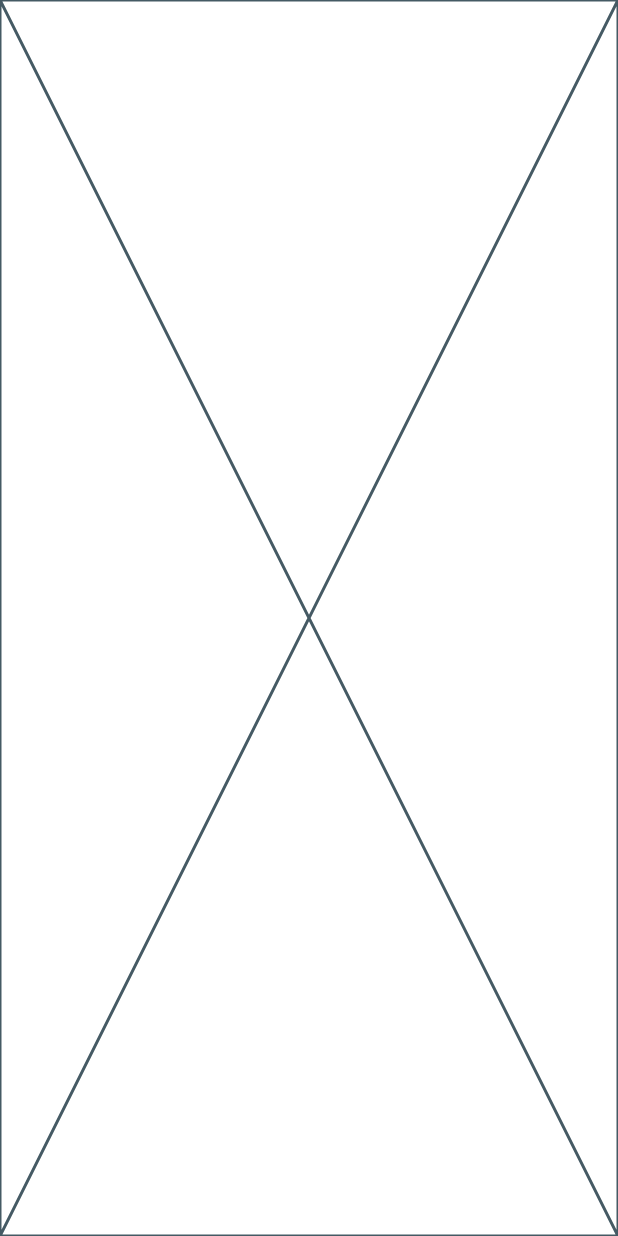
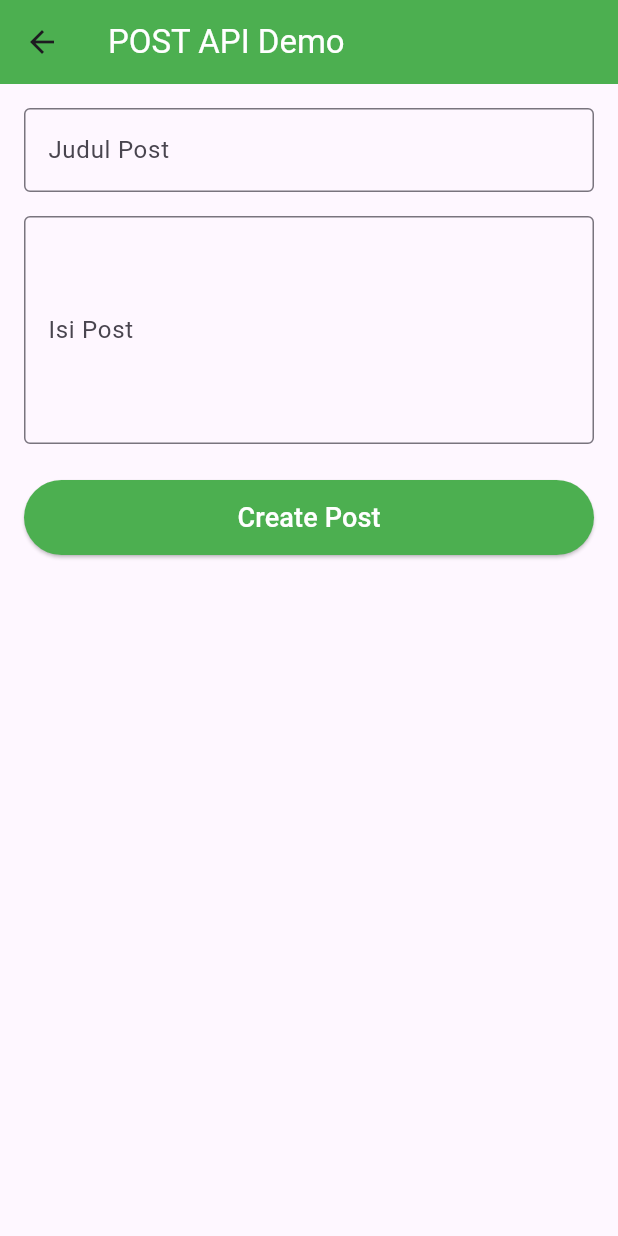
Before and after one commit to AstriaLfy/REST-API-Flutter-Demo, a Flutter app: the screen it shows after launch, after a tap on "POST", on a phone screen of 412 x 824 dp. Run offline on Flutter 3.47's test engine with Material 3 defaults, Android fonts, the phone set to English and light mode, and no system bars.

Commit message:
POST DONE

```diff
--- /dev/null
+++ b/lib/models/post_model.dart
@@ -0,0 +1,38 @@
+// lib/models/post_model.dart
+import 'dart:convert';
+
+// Fungsi helper untuk mengonversi JSON string ke Post object
+Post postFromJson(String str) => Post.fromJson(json.decode(str));
+
+// Fungsi helper untuk mengonversi Post object ke JSON string
+String postToJson(Post data) => json.encode(data.toJson());
+
+class Post {
+  final int? userId; // userID bisa null jika belum diketahui
+  final int? id;     // ID biasanya di-generate oleh server, jadi bisa null saat POST
+  final String title;
+  final String body;
+
+  Post({
+    this.userId, // userId opsional saat POST, tapi ada di response
+    this.id,     // id opsional saat POST, tapi ada di response
+    required this.title,
+    required this.body,
+  });
+
+  // Factory constructor untuk membuat objek Post dari Map (JSON)
+  factory Post.fromJson(Map<String, dynamic> json) => Post(
+    userId: json["userId"],
+    id: json["id"],
+    title: json["title"],
+    body: json["body"],
+  );
+
+  // Metode untuk mengubah objek Post menjadi Map (untuk dikirim sebagai JSON)
+  Map<String, dynamic> toJson() => {
+    "userId": userId,
+    "id": id, // ID biasanya tidak dikirim saat POST, tapi disertakan di sini jika ada
+    "title": title,
+    "body": body,
+  };
+}
--- a/lib/pages/home.dart
+++ b/lib/pages/home.dart
@@ -25,7 +25,7 @@ class Homepage extends StatelessWidget {
           APIButton(
             title: "POST",
             onPressed: () {
-              Navigator.push(context, MaterialPageRoute(builder: (context) => const postAPI()));
+              Navigator.push(context, MaterialPageRoute(builder: (context) => const PostApiPage()));
             },
             color: Colors.green,
           ),
--- a/lib/pages/postAPI.dart
+++ b/lib/pages/postAPI.dart
@@ -1,15 +1,136 @@
 import 'package:flutter/material.dart';
+import 'package:http/http.dart' as http;
+import 'dart:convert'; // Untuk jsonEncode dan jsonDecode
+import '../models/post_model.dart'; // Import model Post kita
 
-class postAPI extends StatefulWidget {
-  const postAPI({super.key});
+class PostApiPage extends StatefulWidget {
+  const PostApiPage({super.key});
 
   @override
-  State<postAPI> createState() => _postAPIState();
+  State<PostApiPage> createState() => _PostApiPageState();
 }
 
-class _postAPIState extends State<postAPI> {
+class _PostApiPageState extends State<PostApiPage> {
+  final TextEditingController _titleController = TextEditingController();
+  final TextEditingController _bodyController = TextEditingController();
+  bool _isLoading = false;
+  String _responseMessage = ''; // Untuk menampilkan pesan respons
+
+  // Fungsi untuk mengirim POST request
+  Future<void> _createPost() async {
+    setState(() {
+      _isLoading = true; // Mulai loading
+      _responseMessage = 'Mengirim data...';
+    });
+
+    final String title = _titleController.text;
+    final String body = _bodyController.text;
+
+    // Pastikan input tidak kosong
+    if (title.isEmpty || body.isEmpty) {
+      setState(() {
+        _isLoading = false;
+        _responseMessage = 'Judul dan isi tidak boleh kosong!';
+      });
+      return;
+    }
+
+    final url = Uri.parse('https://jsonplaceholder.typicode.com/posts'); // Endpoint POST
+
+    // Siapkan data yang akan dikirim dalam bentuk objek Post
+    final newPost = Post(title: title, body: body, userId: 1); // userId bisa fixed untuk contoh
+
+    try {
+      final response = await http.post(
+        url,
+        headers: <String, String>{
+          'Content-Type': 'application/json; charset=UTF-8', // Header penting: beritahu server kita kirim JSON
+        },
+        body: postToJson(newPost), // Ubah objek Post menjadi JSON string
+      );
+
+      if (response.statusCode == 201) { // Kode 201 Created menunjukkan POST sukses
+        final createdPost = postFromJson(response.body); // Dekode respons ke objek Post
+        setState(() {
+          _responseMessage = 'Post berhasil dibuat! ID: ${createdPost.id}, Title: ${createdPost.title}';
+          _titleController.clear(); // Bersihkan input
+          _bodyController.clear();
+        });
+        print('Post berhasil dibuat: ${response.body}');
+      } else {
+        // Jika ada error dari server
+        setState(() {
+          _responseMessage = 'Gagal membuat post: ${response.statusCode} - ${response.body}';
+        });
+        print('Error saat membuat post: ${response.statusCode} - ${response.body}');
+      }
+    } catch (e) {
+      // Error jaringan atau error lain
+      setState(() {
+        _responseMessage = 'Terjadi error: $e';
+      });
+      print('Exception saat membuat post: $e');
+    } finally {
+      setState(() {
+        _isLoading = false; // Akhiri loading
+      });
+    }
+  }
+
   @override
   Widget build(BuildContext context) {
-    return const Placeholder();
+    return Scaffold(
+      appBar: AppBar(
+        title: const Text('POST API Demo', style: TextStyle(color: Colors.white)),
+        backgroundColor: Colors.green,
+      ),
+      body: Padding(
+        padding: const EdgeInsets.all(16.0),
+        child: Column(
+          crossAxisAlignment: CrossAxisAlignment.stretch,
+          children: [
+            TextField(
+              controller: _titleController,
+              decoration: const InputDecoration(
+                labelText: 'Judul Post',
+                border: OutlineInputBorder(),
+              ),
+            ),
+            const SizedBox(height: 16),
+            TextField(
+              controller: _bodyController,
+              maxLines: 5,
+              decoration: const InputDecoration(
+                labelText: 'Isi Post',
+                border: OutlineInputBorder(),
+              ),
+            ),
+            const SizedBox(height: 24),
+            _isLoading
+                ? const Center(child: CircularProgressIndicator()) // Tampilkan loading
+                : ElevatedButton(
+              onPressed: _createPost,
+              style: ElevatedButton.styleFrom(
+                  padding: const EdgeInsets.symmetric(vertical: 12),
+                  backgroundColor: Colors.green,
+                  foregroundColor: Colors.white
+              ),
+              child: const Text('Create Post', style: TextStyle(fontSize: 18)),
+            ),
+            const SizedBox(height: 20),
+            Text(
+              _responseMessage,
+              textAlign: TextAlign.center,
+              style: TextStyle(
+                color: _responseMessage.startsWith('Gagal') || _responseMessage.startsWith('Terjadi error')
+                    ? Colors.red
+                    : Colors.green,
+                fontWeight: FontWeight.bold,
+              ),
+            ),
+          ],
+        ),
+      ),
+    );
   }
 }
```
